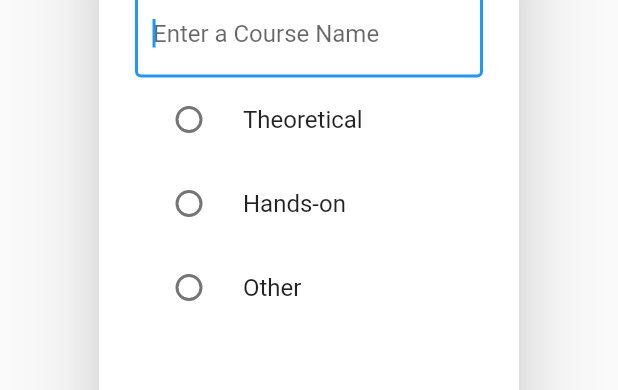
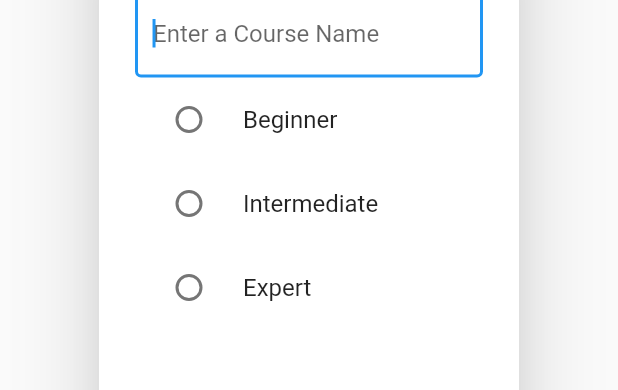
Before and after one commit to dcarpencu/tutoring_pp, a Flutter app: the AddCourseDialog widget shown alone on an empty page, opened directly, on a phone screen of 412 x 824 dp. Shown: the part 443-833 px from the top of the screen. Run offline on Flutter 3.47's test engine with Material 2 defaults, Android fonts, the light colour scheme and no system bars; our stand-ins replace animated_text_kit, cloud_firestore, firebase_auth, firebase_core, flutter_redux, freezed_annotation and 2 more; missing offline and left inert: flutter_awesome_buttons, redux_epics; accounts and stored records are empty.

Commit message:
Minor improvements to TA-19 + GitHub actions

```diff
--- a/lib/src/actions/add_course_dialog.dart
+++ b/lib/src/actions/add_course_dialog.dart
@@ -32,8 +32,8 @@ class _AddCourseDialogState extends State<AddCourseDialog> {
               onChanged: (String text) => courseName = text,
             ),
             RadioListTile(
-              title: const Text('Theoretical'),
-              value: 'theoretical',
+              title: const Text('Beginner'),
+              value: 'beginner',
               groupValue: character,
               onChanged: (Object? value) {
                 setState(() {
@@ -42,8 +42,8 @@ class _AddCourseDialogState extends State<AddCourseDialog> {
               },
             ),
             RadioListTile(
-              title: const Text('Hands-on'),
-              value: 'hands-on',
+              title: const Text('Intermediate'),
+              value: 'intermediate',
               groupValue: character,
               onChanged: (Object? value) {
                 setState(() {
@@ -52,8 +52,8 @@ class _AddCourseDialogState extends State<AddCourseDialog> {
               },
             ),
             RadioListTile(
-              title: const Text('Other'),
-              value: 'other',
+              title: const Text('Expert'),
+              value: 'expert',
               groupValue: character,
               onChanged: (Object? value) {
                 setState(() {
```
Also changed, not shown: .github/workflows/quality-check.yaml (added), assets/images/code.jpeg (added), assets/images/prog.jpeg (added).
